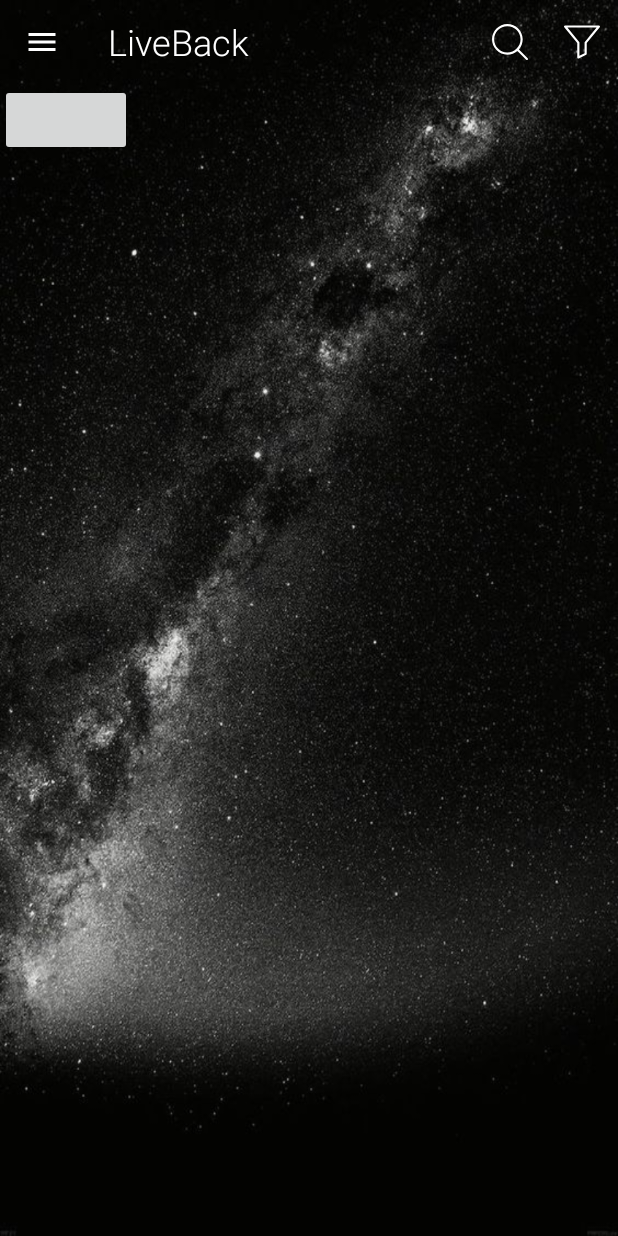
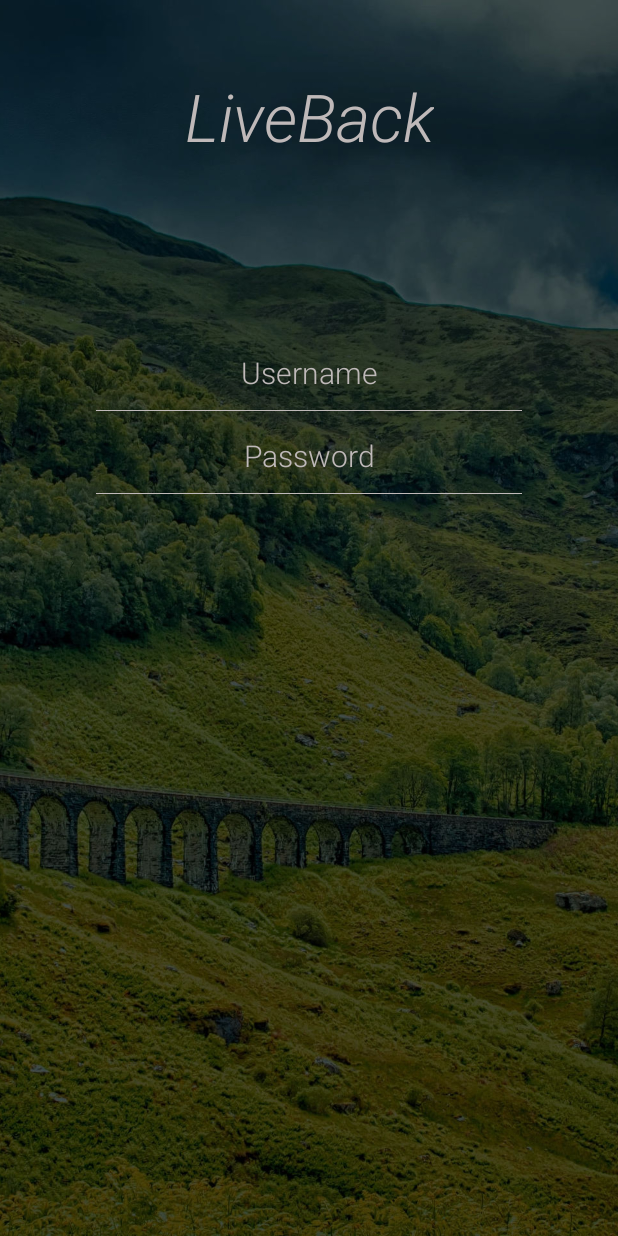
Before and after one commit to OlekKapera/LiveBack, an Android app: the screen it shows after launch (MainActivity before the commit, LoginActivity after it), on a phone screen of 412 x 824 dp. Run offline under Robolectric (Android 15) with nearby library versions, the phone set to English and light mode, and no system bars; our stand-ins replace ButterKnife; plain views replace MaterialSearchView.

Commit message:
Title, background and 2 input fields UI done.

```diff
--- a/app/src/main/AndroidManifest.xml
+++ b/app/src/main/AndroidManifest.xml
@@ -17,6 +17,12 @@
             android:name=".ui.activity.MainActivity"
             android:label="@string/app_name"
             android:screenOrientation="sensorPortrait">
+
+        </activity>
+
+        <activity android:name=".ui.activity.LoginActivity"
+            android:label="@string/app_name"
+            android:screenOrientation="sensorPortrait">
             <intent-filter>
                 <action android:name="android.intent.action.MAIN" />
 
--- /dev/null
+++ b/app/src/main/java/com/aleksanderkapera/liveback/ui/activity/LoginActivity.kt
@@ -0,0 +1,23 @@
+package com.aleksanderkapera.liveback.ui.activity
+
+import android.app.Activity
+import android.content.Intent
+import com.aleksanderkapera.liveback.R
+import com.aleksanderkapera.liveback.ui.base.BaseActivity
+
+/**
+ * Created by kapera on 03-Jul-18.
+ */
+class LoginActivity: BaseActivity() {
+
+    companion object {
+        fun startActivity(activity: Activity) {
+            val intent = Intent(activity, LoginActivity::class.java)
+            activity.startActivity(intent)
+        }
+    }
+
+    override fun getLayoutRes(): Int {
+        return R.layout.activity_login
+    }
+}
--- /dev/null
+++ b/app/src/main/res/drawable/line_edit_text.xml
@@ -0,0 +1,11 @@
+<layer-list xmlns:android="http://schemas.android.com/apk/res/android">
+    <item android:top="-2dp" android:right="-2dp" android:left="-2dp">
+        <shape>
+            <solid android:color="@android:color/transparent" />
+            <stroke
+                android:width="0.1dp"
+                android:color="@color/lightGrey" />
+        </shape>
+    </item>
+
+</layer-list>
--- /dev/null
+++ b/app/src/main/res/layout/activity_login.xml
@@ -0,0 +1,89 @@
+<?xml version="1.0" encoding="utf-8"?>
+<android.support.constraint.ConstraintLayout xmlns:android="http://schemas.android.com/apk/res/android"
+    xmlns:app="http://schemas.android.com/apk/res-auto"
+    xmlns:tools="http://schemas.android.com/tools"
+    android:layout_width="match_parent"
+    android:layout_height="match_parent">
+
+    <ImageView
+        android:id="@+id/imageView"
+        android:layout_width="0dp"
+        android:layout_height="0dp"
+        android:scaleType="centerCrop"
+        app:layout_constraintBottom_toBottomOf="parent"
+        app:layout_constraintEnd_toEndOf="parent"
+        app:layout_constraintStart_toStartOf="parent"
+        app:layout_constraintTop_toTopOf="parent"
+        app:srcCompat="@drawable/bg_login" />
+
+    <TextView
+        android:id="@+id/login_text_appName"
+        android:layout_width="wrap_content"
+        android:layout_height="wrap_content"
+        android:layout_marginTop="@dimen/spacing48"
+        android:fontFamily="@string/font_family_light"
+        android:text="@string/app_name"
+        android:textColor="@color/lightGrey"
+        android:textSize="44sp"
+        android:textStyle="italic"
+        app:layout_constraintEnd_toEndOf="parent"
+        app:layout_constraintStart_toStartOf="parent"
+        app:layout_constraintTop_toTopOf="parent" />
+
+    <android.support.constraint.Guideline
+        android:id="@+id/login_guide_left"
+        android:layout_width="wrap_content"
+        android:layout_height="wrap_content"
+        android:orientation="vertical"
+        app:layout_constraintGuide_begin="@dimen/spacing64" />
+
+    <android.support.constraint.Guideline
+        android:id="@+id/login_guide_right"
+        android:layout_width="wrap_content"
+        android:layout_height="wrap_content"
+        android:orientation="vertical"
+        app:layout_constraintGuide_end="@dimen/spacing64" />
+
+    <EditText
+        android:id="@+id/login_input_username"
+        android:layout_width="0dp"
+        android:layout_height="wrap_content"
+        android:layout_marginTop="128dp"
+        android:background="@drawable/line_edit_text"
+        android:backgroundTint="@color/lightGrey"
+        android:fontFamily="@string/font_family_light"
+        android:hint="@string/username"
+        android:inputType="textEmailAddress"
+        android:textCursorDrawable="@null"
+        android:paddingBottom="@dimen/spacing12"
+        android:singleLine="true"
+        android:textAlignment="center"
+        android:textColor="@android:color/white"
+        android:textColorHint="@color/lightGrey"
+        android:textSize="@dimen/text20"
+        app:layout_constraintEnd_toStartOf="@+id/login_guide_right"
+        app:layout_constraintStart_toStartOf="@+id/login_guide_left"
+        app:layout_constraintTop_toBottomOf="@+id/login_text_appName" />
+
+    <EditText
+        android:id="@+id/login_input_password"
+        android:layout_width="0dp"
+        android:layout_height="wrap_content"
+        android:layout_marginTop="@dimen/spacing16"
+        android:background="@drawable/line_edit_text"
+        android:backgroundTint="@color/lightGrey"
+        android:fontFamily="@string/font_family_light"
+        android:hint="@string/password"
+        android:inputType="textPassword"
+        android:textCursorDrawable="@null"
+        android:paddingBottom="@dimen/spacing12"
+        android:singleLine="true"
+        android:textAlignment="center"
+        android:textColor="@android:color/white"
+        android:textColorHint="@color/lightGrey"
+        android:textSize="@dimen/text20"
+        app:layout_constraintEnd_toStartOf="@+id/login_guide_right"
+        app:layout_constraintStart_toStartOf="@+id/login_guide_left"
+        app:layout_constraintTop_toBottomOf="@+id/login_input_username" />
+
+</android.support.constraint.ConstraintLayout>
--- a/app/src/main/res/values/dimens.xml
+++ b/app/src/main/res/values/dimens.xml
@@ -4,6 +4,7 @@
     <!--spacings-->
     <dimen name="spacing4">4dp</dimen>
     <dimen name="spacing8">8dp</dimen>
+    <dimen name="spacing12">12dp</dimen>
     <dimen name="spacing16">16dp</dimen>
     <dimen name="spacing24">24dp</dimen>
     <dimen name="spacing32">32dp</dimen>
@@ -20,6 +21,7 @@
     <dimen name="text12">12sp</dimen>
     <dimen name="text16">16sp</dimen>
     <dimen name="text18">18sp</dimen>
+    <dimen name="text20">20sp</dimen>
     <dimen name="text24">24sp</dimen>
     <dimen name="text28">28sp</dimen>
     <dimen name="text32">32sp</dimen>
--- /dev/null
+++ b/app/src/main/res/values/fonts.xml
@@ -0,0 +1,10 @@
+<?xml version="1.0" encoding="utf-8"?>
+<resources>
+    <string name="font_family_light">sans-serif-light</string>
+    <string name="font_family_medium">sans-serif-medium</string>
+    <string name="font_family_regular">sans-serif</string>
+    <string name="font_family_condensed">sans-serif-condensed</string>
+    <string name="font_family_black">sans-serif-black</string>
+    <string name="font_family_thin">sans-serif-thin</string>
+    <string name="font_family_bold">sans-serif-bold</string>
+</resources>
--- a/app/src/main/res/values/strings.xml
+++ b/app/src/main/res/values/strings.xml
@@ -13,4 +13,14 @@
     <string name="your_profile">Your Profile</string>
     <string name="settings">Settings</string>
     <string name="log_out">Log Out</string>
+
+    <!--Signing-->
+    <string name="username">Username</string>
+    <string name="password">Password</string>
+    <string name="log_in">Log In</string>
+    <string name="sign_up">Sign Up</string>
+    <string name="continue_logging">Continue without logging</string>
+    <string name="create_account">Create Your Account</string>
+    <string name="email">Email</string>
+    <string name="confirm_password">Confirm Password</string>
 </resources>
```
Also changed, not shown: app/src/main/res/drawable/bg_login.jpg (added).
